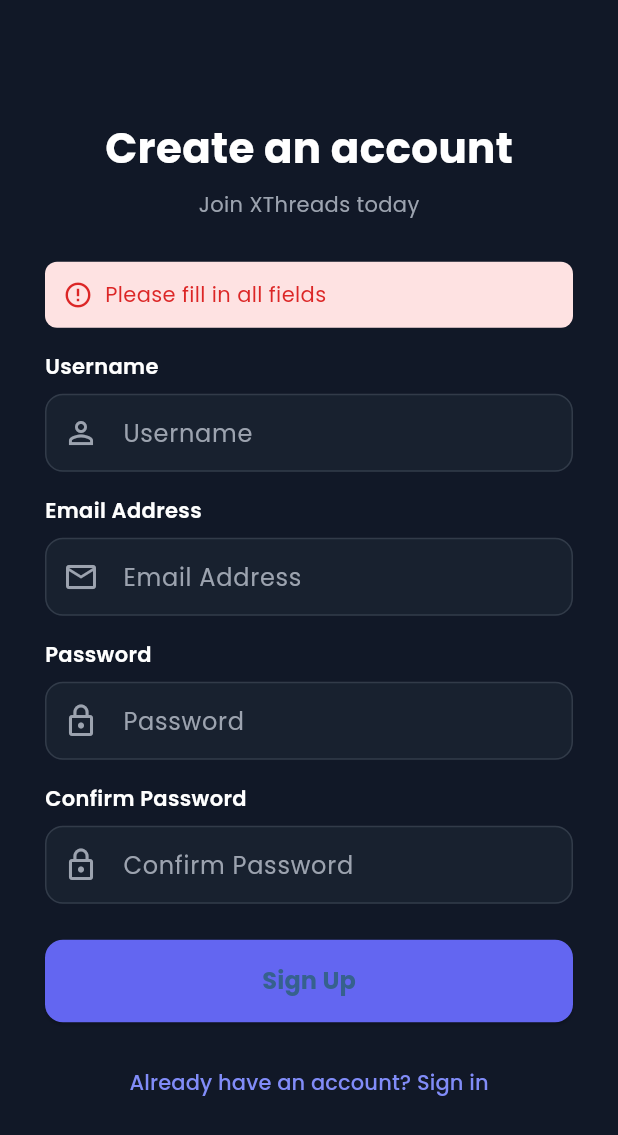
After one commit to FhriiPhri/xthreads-mobile, a Flutter app: the RegisterScreen screen opened directly, after a tap on "Sign Up", on a phone screen of 412 x 824 dp. The commit adds this screen. Shown: the top 1135 px of the screen. Run offline on Flutter 3.47's test engine with Material 3 defaults, Android fonts, the phone set to English and light mode, and no system bars; our stand-ins replace flutter_svg, image_picker, shared_preferences; accounts and stored records are empty.

Commit message:
feat: add register page mobile

```diff
--- a/lib/screens/login_screen.dart
+++ b/lib/screens/login_screen.dart
@@ -2,6 +2,7 @@ import 'package:flutter/material.dart';
 import 'package:http/http.dart' as http;
 import 'dart:convert';
 import 'package:shared_preferences/shared_preferences.dart';
+import 'package:xthreads_mobile/screens/register_screen.dart';
 import 'package:xthreads_mobile/services/api_service.dart';
 import 'dashboard_screen.dart'; // Make sure this import points to your DashboardScreen
 
@@ -417,6 +418,21 @@ class _LoginScreenState extends State<LoginScreen> {
                           ),
                   ),
                 ),
+
+                TextButton(
+                  onPressed: () {
+                    Navigator.pushReplacement(
+                      context,
+                      MaterialPageRoute(
+                        builder: (_) => const RegisterScreen(),
+                      ),
+                    );
+                  },
+                  child: const Text(
+                    "Don't have an account? Sign up",
+                    style: TextStyle(color: Color(0xFF818CF8)),
+                  ),
+                ),
               ],
             ),
           ),
@@ -425,6 +441,8 @@ class _LoginScreenState extends State<LoginScreen> {
     );
   }
 
+
+
   @override
   void dispose() {
     _emailController.dispose();
--- /dev/null
+++ b/lib/screens/register_screen.dart
@@ -0,0 +1,273 @@
+import 'package:flutter/material.dart';
+import 'package:http/http.dart' as http;
+import 'dart:convert';
+import 'package:shared_preferences/shared_preferences.dart';
+import 'package:xthreads_mobile/services/api_service.dart';
+import 'login_screen.dart';
+
+class RegisterScreen extends StatefulWidget {
+  const RegisterScreen({super.key});
+
+  @override
+  State<RegisterScreen> createState() => _RegisterScreenState();
+}
+
+class _RegisterScreenState extends State<RegisterScreen> {
+  final _usernameController = TextEditingController();
+  final _emailController = TextEditingController();
+  final _passwordController = TextEditingController();
+  final _confirmController = TextEditingController();
+
+  bool _isLoading = false;
+  String? _errorMessage;
+
+  Future<void> _register() async {
+    if (_usernameController.text.isEmpty ||
+        _emailController.text.isEmpty ||
+        _passwordController.text.isEmpty ||
+        _confirmController.text.isEmpty) {
+      setState(() => _errorMessage = 'Please fill in all fields');
+      return;
+    }
+
+    if (_passwordController.text != _confirmController.text) {
+      setState(() => _errorMessage = 'Passwords do not match');
+      return;
+    }
+
+    setState(() {
+      _isLoading = true;
+      _errorMessage = null;
+    });
+
+    try {
+      final response = await http.post(
+        Uri.parse('${ApiService.baseUrl}/auth/register'),
+        headers: {
+          'Content-Type': 'application/json',
+          'Accept': 'application/json',
+
+        },
+        body: jsonEncode({
+          'username': _usernameController.text.trim(),
+          'email': _emailController.text.trim(),
+          'password': _passwordController.text.trim(),
+          'password_confirmation': _confirmController.text.trim(),
+        }),
+      );
+
+      final responseData = jsonDecode(response.body);
+
+      if (response.statusCode == 201 && responseData['success'] == true) {
+        final token = responseData['data']['token'];
+        final user = responseData['data']['user'];
+
+        final prefs = await SharedPreferences.getInstance();
+        await prefs.setString('auth_token', token);
+        await prefs.setString('user_data', jsonEncode(user));
+
+        if (!mounted) return;
+        Navigator.pushReplacement(
+          context,
+          MaterialPageRoute(
+            builder: (_) => const LoginScreen(),
+          ),
+        );
+      } else {
+        setState(() {
+          _errorMessage = responseData['message'] ?? 'Register failed';
+        });
+      }
+    } catch (e) {
+      setState(() => _errorMessage = e.toString());
+    } finally {
+      setState(() => _isLoading = false);
+    }
+  }
+
+  @override
+  Widget build(BuildContext context) {
+    return Scaffold(
+      backgroundColor: const Color(0xFF111827),
+      body: Center(
+        child: Container(
+          padding: const EdgeInsets.all(24),
+          constraints: const BoxConstraints(maxWidth: 400),
+          child: SingleChildScrollView(
+            child: Column(
+              crossAxisAlignment: CrossAxisAlignment.center,
+              children: [
+                const Text(
+                  'Create an account',
+                  style: TextStyle(
+                      fontSize: 28,
+                      fontWeight: FontWeight.bold,
+                      color: Colors.white),
+                ),
+                const SizedBox(height: 8),
+                const Text(
+                  'Join XThreads today',
+                  style: TextStyle(fontSize: 14, color: Color(0xFF9CA3AF)),
+                ),
+                const SizedBox(height: 28),
+
+                if (_errorMessage != null)
+                  Container(
+                    width: double.infinity,
+                    padding: const EdgeInsets.all(12),
+                    margin: const EdgeInsets.only(bottom: 16),
+                    decoration: BoxDecoration(
+                      color: const Color(0xFFFEE2E2),
+                      borderRadius: BorderRadius.circular(8),
+                    ),
+                    child: Row(
+                      children: [
+                        const Icon(Icons.error_outline,
+                            size: 20, color: Color(0xFFDC2626)),
+                        const SizedBox(width: 8),
+                        Expanded(
+                          child: Text(
+                            _errorMessage!,
+                            style: const TextStyle(
+                                color: Color(0xFFDC2626), fontSize: 14),
+                          ),
+                        ),
+                      ],
+                    ),
+                  ),
+
+                _buildTextField(
+                  label: 'Username',
+                  controller: _usernameController,
+                  icon: Icons.person_outline,
+                ),
+                const SizedBox(height: 16),
+
+                _buildTextField(
+                  label: 'Email Address',
+                  controller: _emailController,
+                  icon: Icons.email_outlined,
+                  keyboard: TextInputType.emailAddress,
+                ),
+                const SizedBox(height: 16),
+
+                _buildTextField(
+                  label: 'Password',
+                  controller: _passwordController,
+                  icon: Icons.lock_outline,
+                  obscure: true,
+                ),
+                const SizedBox(height: 16),
+
+                _buildTextField(
+                  label: 'Confirm Password',
+                  controller: _confirmController,
+                  icon: Icons.lock_outline,
+                  obscure: true,
+                ),
+                const SizedBox(height: 24),
+
+                SizedBox(
+                  width: double.infinity,
+                  child: ElevatedButton(
+                    onPressed: _isLoading ? null : _register,
+                    style: ElevatedButton.styleFrom(
+                      padding: const EdgeInsets.symmetric(vertical: 16),
+                      backgroundColor: const Color(0xFF6366F1),
+                      shape: RoundedRectangleBorder(
+                        borderRadius: BorderRadius.circular(12),
+                      ),
+                    ),
+                    child: _isLoading
+                        ? const SizedBox(
+                            height: 20,
+                            width: 20,
+                            child: CircularProgressIndicator(
+                              strokeWidth: 2,
+                              color: Colors.white,
+                            ),
+                          )
+                        : const Text(
+                            "Sign Up",
+                            style: TextStyle(
+                                fontSize: 16, fontWeight: FontWeight.bold),
+                          ),
+                  ),
+                ),
+
+                const SizedBox(height: 16),
+
+                TextButton(
+                  onPressed: () {
+                    Navigator.pop(context);
+                  },
+                  child: const Text(
+                    "Already have an account? Sign in",
+                    style: TextStyle(color: Color(0xFF818CF8)),
+                  ),
+                )
+              ],
+            ),
+          ),
+        ),
+      ),
+    );
+  }
+
+  Widget _buildTextField({
+    required String label,
+    required TextEditingController controller,
+    required IconData icon,
+    bool obscure = false,
+    TextInputType keyboard = TextInputType.text,
+  }) {
+    return Column(
+      crossAxisAlignment: CrossAxisAlignment.start,
+      children: [
+        Text(label,
+            style: const TextStyle(
+                color: Colors.white,
+                fontSize: 14,
+                fontWeight: FontWeight.w600)),
+        const SizedBox(height: 8),
+        TextField(
+          controller: controller,
+          obscureText: obscure,
+          keyboardType: keyboard,
+          style: const TextStyle(color: Colors.white),
+          decoration: InputDecoration(
+            filled: true,
+            fillColor: const Color(0xFF1F2937).withOpacity(0.5),
+            prefixIcon: Icon(icon, color: const Color(0xFF9CA3AF)),
+            hintText: label,
+            hintStyle: const TextStyle(color: Color(0xFF9CA3AF)),
+            border: OutlineInputBorder(
+              borderRadius: BorderRadius.circular(12),
+            ),
+            enabledBorder: OutlineInputBorder(
+              borderRadius: BorderRadius.circular(12),
+              borderSide:
+                  BorderSide(color: const Color(0xFF4B5563).withOpacity(0.5)),
+            ),
+            focusedBorder: OutlineInputBorder(
+              borderRadius: BorderRadius.circular(12),
+              borderSide:
+                  const BorderSide(color: Color(0xFF6366F1), width: 2),
+            ),
+            contentPadding:
+                const EdgeInsets.symmetric(vertical: 14, horizontal: 16),
+          ),
+        ),
+      ],
+    );
+  }
+
+  @override
+  void dispose() {
+    _usernameController.dispose();
+    _emailController.dispose();
+    _passwordController.dispose();
+    _confirmController.dispose();
+    super.dispose();
+  }
+}
--- a/lib/services/api_service.dart
+++ b/lib/services/api_service.dart
@@ -3,7 +3,7 @@ import 'package:http/http.dart' as http;
 import 'package:shared_preferences/shared_preferences.dart';
 
 class ApiService {
-  static const String baseUrl = "http://192.168.110.126:8000/api";
+  static const String baseUrl = "http://127.0.0.1:8000/api";
 
   Future<Map<String, dynamic>> login(String email, String password) async {
     final response = await http.post(
```
Also changed, not shown: pubspec.lock.
